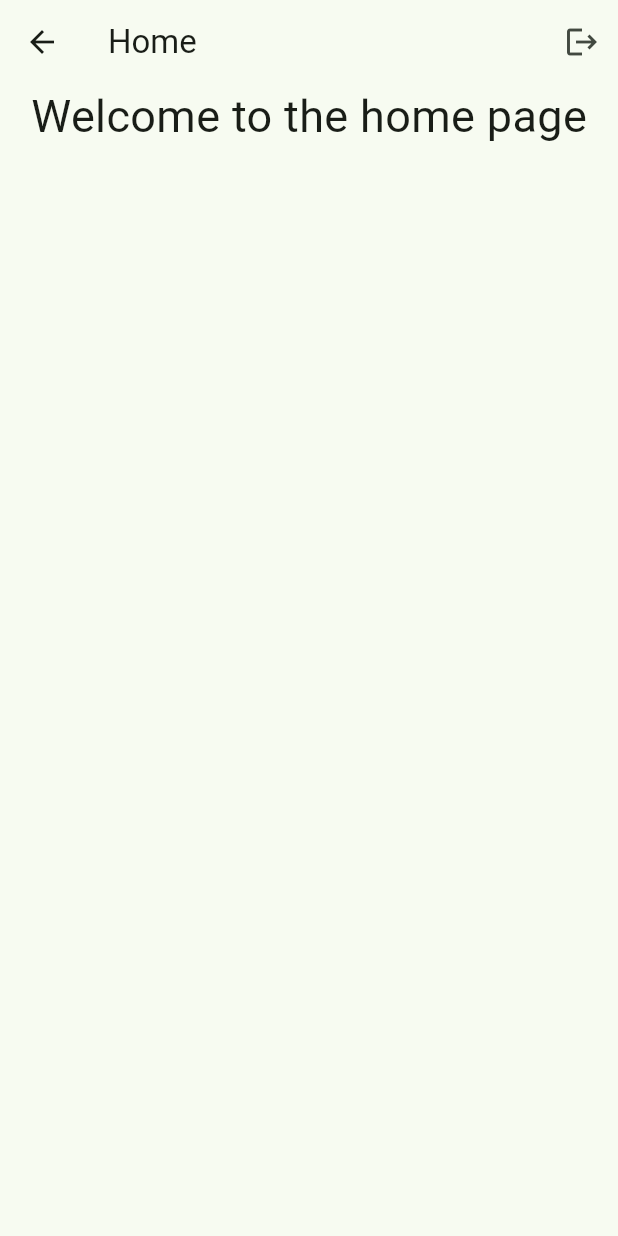
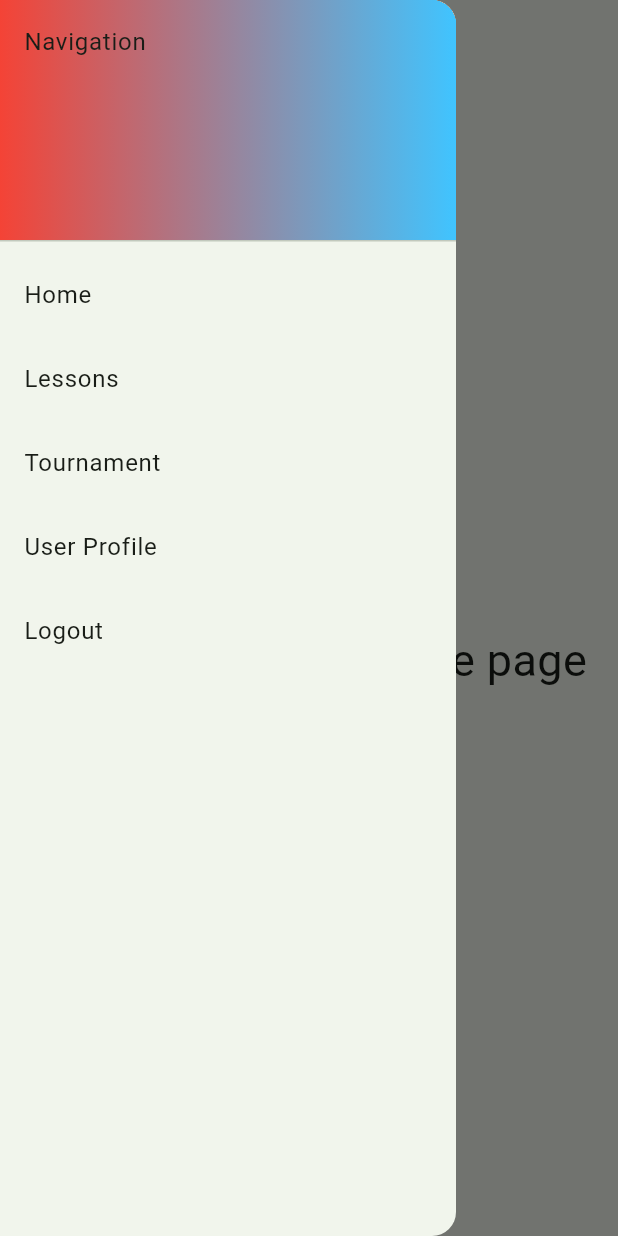
Before and after one commit to alxesv/L2_Paris_Chevaux, a Flutter app: the HomePage screen opened by its route, with the side drawer open (before the commit the screen has no drawer), on a phone screen of 412 x 824 dp. Run offline on Flutter 3.47's test engine with Material 2 defaults, Android fonts, the phone set to English and light mode, and no system bars; our stand-ins replace flutter_dotenv; missing offline and left inert: mongo_dart.

Commit message:
big update
big update

```diff
--- a/lib/main.dart
+++ b/lib/main.dart
@@ -6,7 +6,8 @@ import '../pages/register.dart';
 import '../database/database.dart';
 import '../pages/home.dart';
 import '../pages/userprofile.dart';
-
+import '../pages/lesson_form.dart';
+import '../pages/tournament_form.dart';
 
 
 void main() async {
@@ -27,6 +28,8 @@ class MyApp extends StatelessWidget {
         '/start': (context) => StartPage(),
         '/home': (context) => HomePage(),
         '/userprofile': (context) => UserProfilePage(),
+        '/LessonFormPage': (context) => LessonFormPage(),
+        '/TournamentPage': (context) => TournamentPage(),
         },
       debugShowCheckedModeBanner: false,
       title: 'Horse race manager',
--- a/lib/pages/home.dart
+++ b/lib/pages/home.dart
@@ -2,18 +2,22 @@ import 'package:flutter/material.dart';
 
 import 'login.dart';
 import '../../models/user.dart';
+import 'start.dart';
+import 'userprofile.dart';
 
+import 'package:flutter/material.dart';
+// Add other necessary imports here
 
 class HomePage extends StatelessWidget {
   const HomePage({Key? key}) : super(key: key);
 
-  void _logout(BuildContext context) {
-    isloggedin = false;
-    Navigator.pushNamed(context, '/start');
+  void _navigateTo(BuildContext context, String routeName) {
+    Navigator.pushNamed(context, routeName);
   }
 
-  void _userprofile(BuildContext context) {
-    Navigator.pushNamed(context, '/userprofile');
+  void _logout(BuildContext context) {
+    isloggedin = false;  // Make sure isloggedin is defined globally or managed properly
+    Navigator.pushNamed(context, '/start');
   }
 
   @override
@@ -22,43 +26,46 @@ class HomePage extends StatelessWidget {
       appBar: AppBar(
         title: Text("Home"),
         actions: [
-          FutureBuilder<User?>(
-            future: getCurrentUser(loggedusername),  // Assuming getCurrentUser fetches the User object by username
-            builder: (context, snapshot) {
-              if (snapshot.connectionState == ConnectionState.waiting) {
-                return CircularProgressIndicator();
-              } else if (snapshot.hasError) {
-                return IconButton(
-                  onPressed: () => _logout(context),
-                  icon: Icon(Icons.logout),
-                );
-              } else if (!snapshot.hasData || snapshot.data == null) {
-                return IconButton(
-                  onPressed: () => _logout(context),
-                  icon: Icon(Icons.logout),
-                );
-              } else {
-                User user = snapshot.data!;
-                return Row(
-                  children: [
-                    GestureDetector(
-                      onTap: () => _userprofile(context),
-                      child: CircleAvatar(
-                        backgroundImage: NetworkImage(user.avatar),  // Fetch avatar URL from the User object
-                      ),
-                    ),
-                    IconButton(
-                      onPressed: () => _logout(context),
-                      icon: Icon(Icons.logout),
-                    ),
-                  ],
-                );
-              }
-            },
-          ),
+          // ... Your existing AppBar actions
         ],
       ),
+      drawer: Drawer(
+        child: ListView(
+          children: [
+            DrawerHeader(
+              child: Text('Navigation'),
+              decoration: BoxDecoration(
+                gradient: LinearGradient(
+                  colors: [Colors.red, Colors.lightBlueAccent],
+                  stops: [0.0, 1.0],
+                )
+              ),
+            ),
+            ListTile(
+              title: Text('Home'),
+              onTap: () => _navigateTo(context, '/home'),
+            ),
+            ListTile(
+              title: Text('Lessons'),
+              onTap: () => _navigateTo(context, '/LessonFormPage'),
+            ),
+            ListTile(
+              title: Text('Tournament'),
+              onTap: () => _navigateTo(context, '/TournamentPage'),
+            ),
+            ListTile(
+              title: Text('User Profile'),
+              onTap: () => _navigateTo(context, '/userprofile'),
+            ),
+            ListTile(
+              title: Text('Logout'),
+              onTap: () => _navigateTo(context, '/login'),
+            ),
+          ],
+        ),
+      ),
       body: Column(
+        mainAxisAlignment: MainAxisAlignment.center,
         children: [
           Row(
             mainAxisAlignment: MainAxisAlignment.center,
@@ -69,6 +76,7 @@ class HomePage extends StatelessWidget {
               ),
             ],
           ),
+          // ... Add more widgets or code here
         ],
       ),
     );
```
Also changed, not shown: lib/pages/userprofile.dart (+14 -6 lines).
